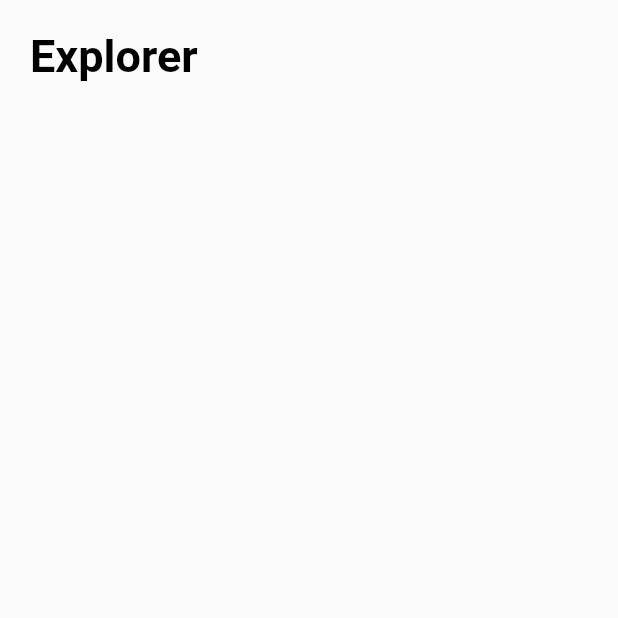
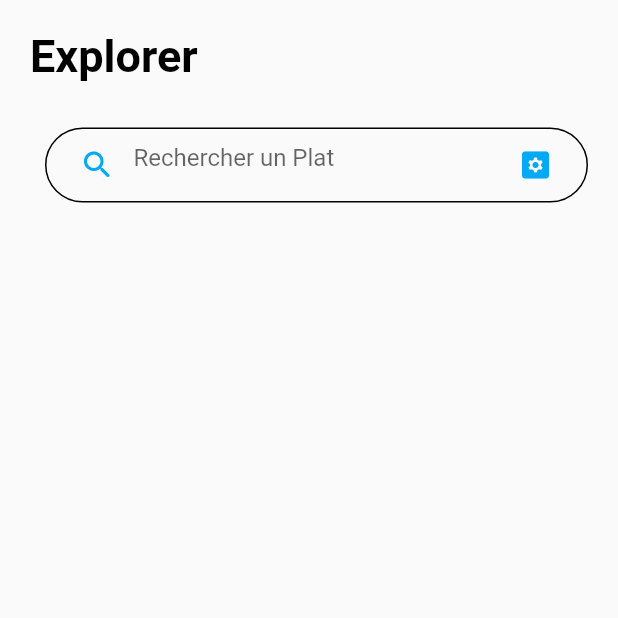
Before and after one commit to sohaibex/flutter_ecom, a Flutter app: the screen it shows after launch, on a phone screen of 412 x 824 dp, the top half of it. Run offline on Flutter 3.47's test engine with Material 2 defaults, Android fonts, the phone set to English and light mode, and no system bars.

Commit message:
searchBar widget

```diff
--- a/lib/pages/homePage.dart
+++ b/lib/pages/homePage.dart
@@ -1,8 +1,8 @@
-
+import 'package:first_flutter_project/widgets/myTitles.dart';
+import 'package:first_flutter_project/widgets/searchBar.dart';
 import 'package:flutter/material.dart';
 
 class HomePage extends StatefulWidget {
-
   @override
   _HomePageState createState() => _HomePageState();
 }
@@ -10,33 +10,18 @@ class HomePage extends StatefulWidget {
 class _HomePageState extends State<HomePage> {
   @override
   Widget build(BuildContext context) {
-
     return Scaffold(
       body: SafeArea(
-        child:Padding(
-        padding: const EdgeInsets.all(20.0),
-        child: Column(
-         children: [
-           MyTexts(title:"Explorer",fontsize:30),
-
-         ],
-        )
-      ),
+        child: Padding(
+            padding: const EdgeInsets.all(20.0),
+            child: Column(
+              crossAxisAlignment: CrossAxisAlignment.start,
+              children: [
+                MyTexts(title: "Explorer", fontsize: 30),
+                searchBar()
+              ],
+            )),
       ),
     );
   }
 }
-
-class MyTexts extends StatelessWidget {
-  const MyTexts({
-    Key key,
-    @required this.title,
-    @required this.fontsize,
-  }) : super(key: key);
-final String title;
-final double fontsize;
-  @override
-  Widget build( BuildContext context) {
-    return Text(title,style: TextStyle(color: Colors.black,fontWeight: FontWeight.bold,fontSize: fontsize),);
-  }
-}
--- /dev/null
+++ b/lib/widgets/myTitles.dart
@@ -0,0 +1,16 @@
+
+import 'package:flutter/material.dart';
+
+class MyTexts extends StatelessWidget {
+  const MyTexts({
+    Key key,
+    @required this.title,
+    @required this.fontsize,
+  }) : super(key: key);
+final String title;
+final double fontsize;
+  @override
+  Widget build( BuildContext context) {
+    return Text(title,style: TextStyle(color: Colors.black,fontWeight: FontWeight.bold,fontSize: fontsize),);
+  }
+}
--- /dev/null
+++ b/lib/widgets/searchBar.dart
@@ -0,0 +1,43 @@
+
+import 'package:flutter/material.dart';
+
+class searchBar extends StatelessWidget {
+  const searchBar({
+    Key key,
+  }) : super(key: key);
+
+  @override
+  Widget build(BuildContext context) {
+    return Padding(
+      padding: const EdgeInsets.only(left: 10.0, top: 30.0),
+      child: Container(
+        height: 50,
+        decoration: BoxDecoration(
+          color: Colors.transparent,
+          borderRadius: BorderRadius.circular(40),
+          border: Border.all()
+        ),
+        child: Padding(
+          padding: const EdgeInsets.all(10.0),
+          child: TextField(
+            decoration: InputDecoration(
+                hintText: "Rechercher un Plat",
+                suffixIcon: Icon(
+                  Icons.settings_applications_rounded,
+                  color: Colors.lightBlue,
+                ),
+                prefixIcon: Icon(
+                  Icons.search_rounded,
+                  color: Colors.lightBlue,
+                ),
+                disabledBorder: InputBorder.none,
+                enabledBorder: InputBorder.none,
+                focusedBorder: InputBorder.none
+                ),
+
+          ),
+        ),
+      ),
+    );
+  }
+}
```
